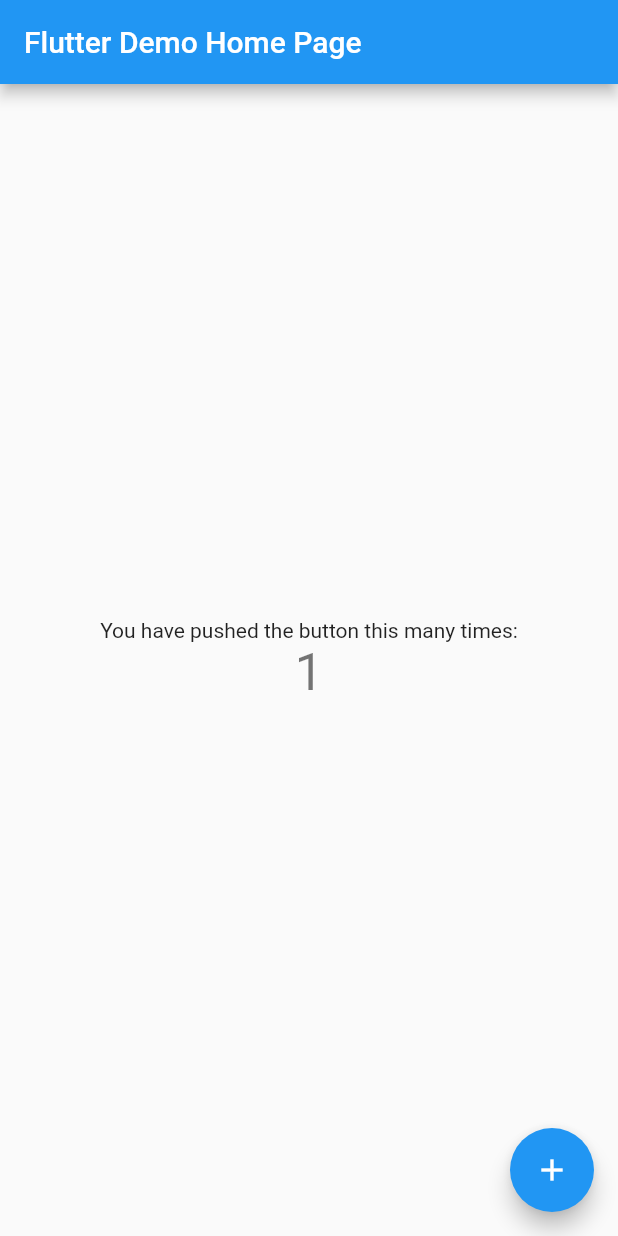
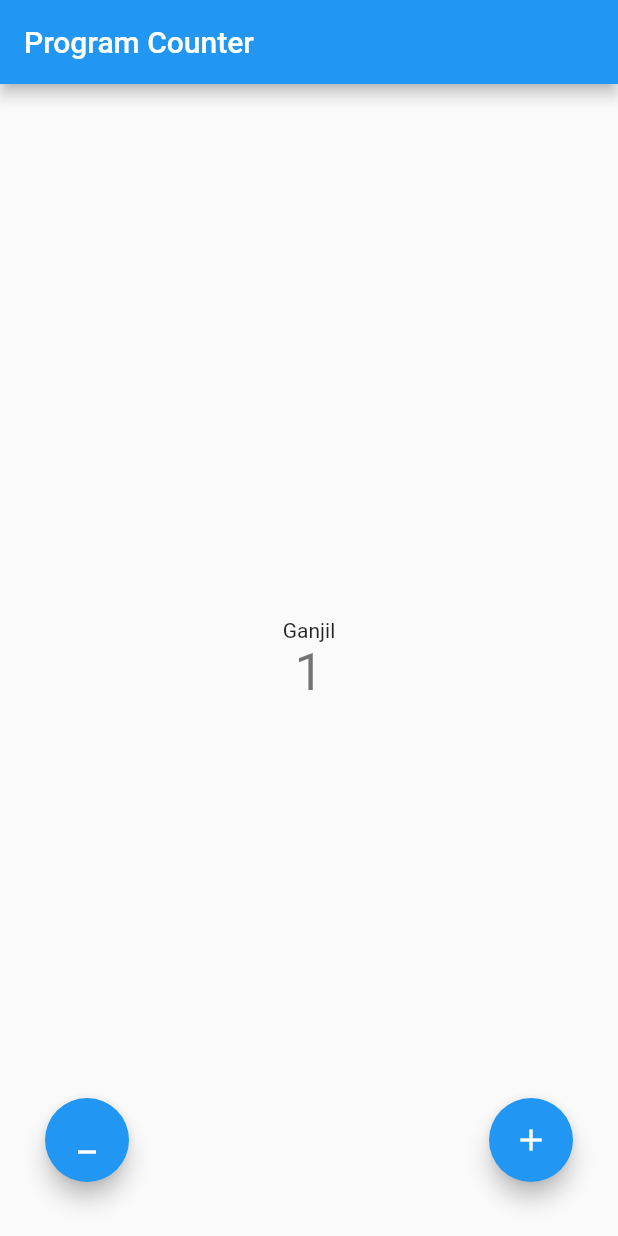
Before and after one commit to breadworshipper/PBP-Flutter-Lab, a Flutter app: the screen it shows after launch, after a tap on the "add" icon, on a phone screen of 412 x 824 dp. Run offline on Flutter 3.47's test engine with Material 2 defaults, Android fonts, the phone set to English and light mode, and no system bars.

Commit message:
Tugas07 Commit #01

```diff
--- a/lib/main.dart
+++ b/lib/main.dart
@@ -13,33 +13,16 @@ class MyApp extends StatelessWidget {
     return MaterialApp(
       title: 'Flutter Demo',
       theme: ThemeData(
-        // This is the theme of your application.
-        //
-        // Try running your application with "flutter run". You'll see the
-        // application has a blue toolbar. Then, without quitting the app, try
-        // changing the primarySwatch below to Colors.green and then invoke
-        // "hot reload" (press "r" in the console where you ran "flutter run",
-        // or simply save your changes to "hot reload" in a Flutter IDE).
-        // Notice that the counter didn't reset back to zero; the application
-        // is not restarted.
         primarySwatch: Colors.blue,
       ),
-      home: const MyHomePage(title: 'Flutter Demo Home Page'),
+      home: const MyHomePage(title: 'Program Counter'),
+      debugShowCheckedModeBanner: false,
     );
   }
 }
 
 class MyHomePage extends StatefulWidget {
   const MyHomePage({super.key, required this.title});
-
-  // This widget is the home page of your application. It is stateful, meaning
-  // that it has a State object (defined below) that contains fields that affect
-  // how it looks.
-
-  // This class is the configuration for the state. It holds the values (in this
-  // case the title) provided by the parent (in this case the App widget) and
-  // used by the build method of the State. Fields in a Widget subclass are
-  // always marked "final".
 
   final String title;
 
@@ -49,67 +32,90 @@ class MyHomePage extends StatefulWidget {
 
 class _MyHomePageState extends State<MyHomePage> {
   int _counter = 0;
+  var _genapganjil = 'Genap';
+
+  void _genapganjilset(){
+    setState(() {
+      if (_counter % 2 == 0){
+        _genapganjil = 'Genap';
+      }
+      else {
+        _genapganjil = 'Ganjil';
+      }
+    });
+  }
 
   void _incrementCounter() {
     setState(() {
-      // This call to setState tells the Flutter framework that something has
-      // changed in this State, which causes it to rerun the build method below
-      // so that the display can reflect the updated values. If we changed
-      // _counter without calling setState(), then the build method would not be
-      // called again, and so nothing would appear to happen.
       _counter++;
+      _genapganjilset();
+    });
+  }
+
+  void _decrementCounter() {
+    setState(() {
+      if (_counter == 0){
+
+      }
+      else{
+        _counter--;
+        _genapganjilset();
+      }
+
     });
   }
 
   @override
   Widget build(BuildContext context) {
-    // This method is rerun every time setState is called, for instance as done
-    // by the _incrementCounter method above.
-    //
-    // The Flutter framework has been optimized to make rerunning build methods
-    // fast, so that you can just rebuild anything that needs updating rather
-    // than having to individually change instances of widgets.
     return Scaffold(
       appBar: AppBar(
-        // Here we take the value from the MyHomePage object that was created by
-        // the App.build method, and use it to set our appbar title.
         title: Text(widget.title),
       ),
       body: Center(
-        // Center is a layout widget. It takes a single child and positions it
-        // in the middle of the parent.
         child: Column(
-          // Column is also a layout widget. It takes a list of children and
-          // arranges them vertically. By default, it sizes itself to fit its
-          // children horizontally, and tries to be as tall as its parent.
-          //
-          // Invoke "debug painting" (press "p" in the console, choose the
-          // "Toggle Debug Paint" action from the Flutter Inspector in Android
-          // Studio, or the "Toggle Debug Paint" command in Visual Studio Code)
-          // to see the wireframe for each widget.
-          //
-          // Column has various properties to control how it sizes itself and
-          // how it positions its children. Here we use mainAxisAlignment to
-          // center the children vertically; the main axis here is the vertical
-          // axis because Columns are vertical (the cross axis would be
-          // horizontal).
           mainAxisAlignment: MainAxisAlignment.center,
           children: <Widget>[
-            const Text(
-              'You have pushed the button this many times:',
+
+            Text(
+              '$_genapganjil',
+
             ),
             Text(
               '$_counter',
               style: Theme.of(context).textTheme.headline4,
             ),
-          ],
-        ),
+          ]
+        )
       ),
-      floatingActionButton: FloatingActionButton(
-        onPressed: _incrementCounter,
-        tooltip: 'Increment',
-        child: const Icon(Icons.add),
-      ), // This trailing comma makes auto-formatting nicer for build methods.
+      floatingActionButtonLocation: FloatingActionButtonLocation.centerFloat,
+      floatingActionButton: Stack(
+        fit: StackFit.expand,
+        children: [
+          Positioned(
+              left: 30,
+              bottom: 20,
+              child: FloatingActionButton(
+                onPressed: _decrementCounter,
+                tooltip: 'Decrement',
+                child: const Icon(Icons.minimize)
+              )
+          ),
+          Positioned(
+              bottom: 20,
+              right: 30,
+              child: FloatingActionButton(
+                onPressed: _incrementCounter,
+                tooltip: 'Increment',
+                child: const Icon(Icons.add)
+              )
+          )
+        ],
+      ),
+      // floatingActionButton: FloatingActionButton(
+      //   onPressed: _incrementCounter,
+      //   tooltip: 'Increment',
+      //   child: const Icon(Icons.add),
+      // ),
     );
   }
 }
```
